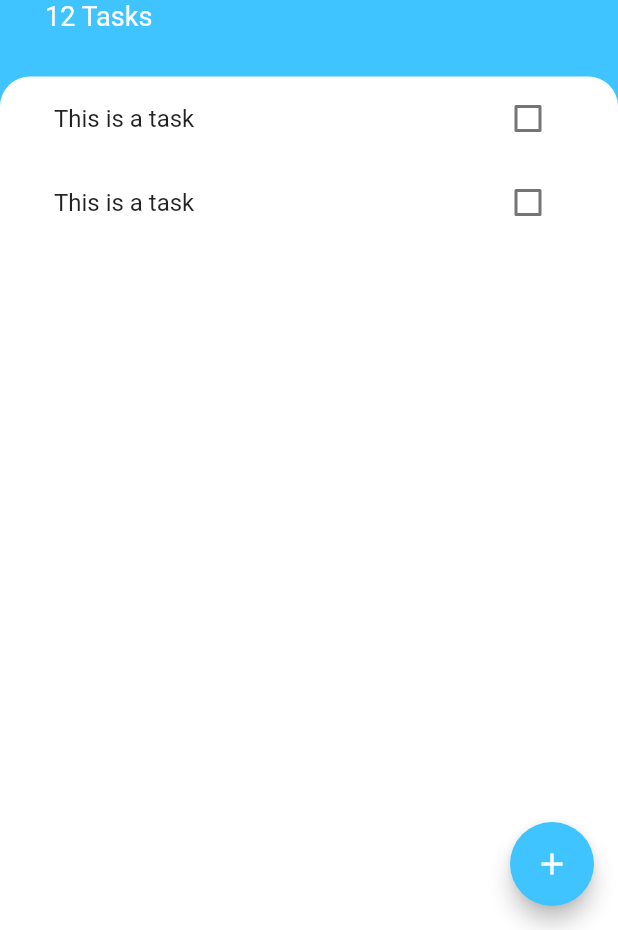
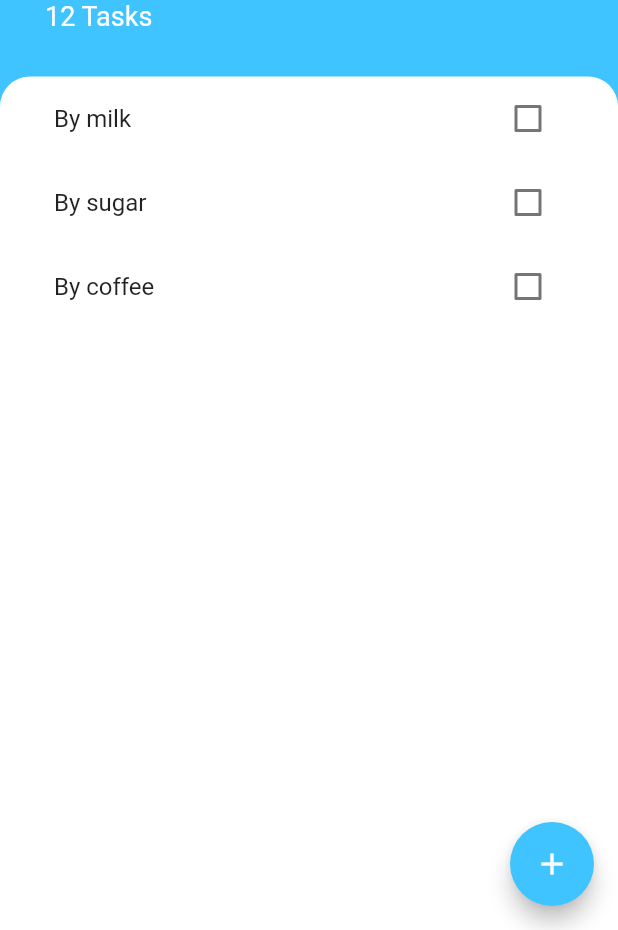
Before and after one commit to ChuguevRoman/todoey_flutter, a Flutter app: the screen it shows after launch, on a phone screen of 412 x 824 dp, the part 306-1236 px from its top. Run offline on Flutter 3.47's test engine with Material 2 defaults, Android fonts, the phone set to English and light mode, and no system bars.

Commit message:
Added a list in which we will save tasks. Created a task.dart file that describes each task. Instead of ListView used ListView.builder.

```diff
--- /dev/null
+++ b/lib/models/task.dart
@@ -0,0 +1,10 @@
+class Task {
+  final String name;
+  bool isDone;
+
+  Task({required this.name, this.isDone = false});
+
+  void toggleDone() {
+    isDone = !isDone;
+  }
+}
--- a/lib/widgets/task_list.dart
+++ b/lib/widgets/task_list.dart
@@ -1,19 +1,34 @@
 import 'package:flutter/material.dart';
 
 import './task_tile.dart';
+import '../models/task.dart';
 
-class TaskList extends StatelessWidget {
-  const TaskList({
-    super.key,
-  });
+class TaskList extends StatefulWidget {
+  @override
+  State<TaskList> createState() => _TaskListState();
+}
+
+class _TaskListState extends State<TaskList> {
+  List<Task> tasks = [
+    Task(name: 'By milk'),
+    Task(name: 'By sugar'),
+    Task(name: 'By coffee'),
+  ];
 
   @override
   Widget build(BuildContext context) {
-    return ListView(
-      children: [
-        TaskTile(),
-        TaskTile(),
-      ],
-    );
+    return ListView.builder(
+        itemCount: tasks.length,
+        itemBuilder: (context, index) {
+          return TaskTile(
+            isChecked: tasks[index].isDone,
+            taskTitle: tasks[index].name,
+            checkboxCallback: () {
+              setState(() {
+                tasks[index].toggleDone();
+              });
+            },
+          );
+        });
   }
 }
--- a/lib/widgets/task_tile.dart
+++ b/lib/widgets/task_tile.dart
@@ -1,43 +1,31 @@
 import 'package:flutter/material.dart';
 
-class TaskTile extends StatefulWidget {
+class TaskTile extends StatelessWidget {
+  final bool isChecked;
+  final String taskTitle;
+  final Function checkboxCallback;
 
-  @override
-  State<TaskTile> createState() => _TaskTileState();
-}
-
-class _TaskTileState extends State<TaskTile> {
-  bool isChecked = false;
-
+  TaskTile({
+    required this.isChecked,
+    required this.taskTitle,
+    required this.checkboxCallback,
+  });
 
   @override
   Widget build(BuildContext context) {
     return ListTile(
-      title: Text('This is a task', style: TextStyle(
-        decoration: isChecked ? TextDecoration.lineThrough : null,
-      ),),
-      trailing: TaskCheckbox(checkboxState: isChecked,
-      toggleCheckboxState: (newValue) {
-        setState(() {
-          isChecked = newValue;
-        });
-      }),
-    );
+        title: Text(
+          taskTitle,
+          style: TextStyle(
+            decoration: isChecked ? TextDecoration.lineThrough : null,
+          ),
+        ),
+        trailing: Checkbox(
+          value: isChecked,
+          activeColor: Colors.lightBlueAccent,
+          onChanged: (newValue) {
+            checkboxCallback();
+          },
+        ));
   }
 }
-
-class TaskCheckbox extends StatelessWidget {
- final bool checkboxState;
- final Function toggleCheckboxState;
-
- TaskCheckbox({required this.checkboxState, required this.toggleCheckboxState});
-
-  @override
-  Widget build(BuildContext context) {
-    return Checkbox(
-      value: checkboxState,
-      activeColor: Colors.lightBlueAccent,
-      onChanged: (newValue) => toggleCheckboxState(newValue),
-    );
-  }
-}
```
